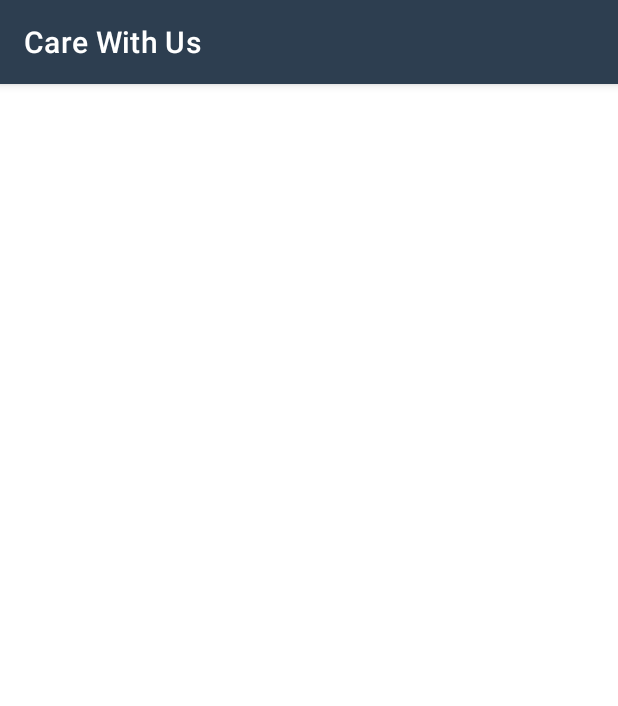
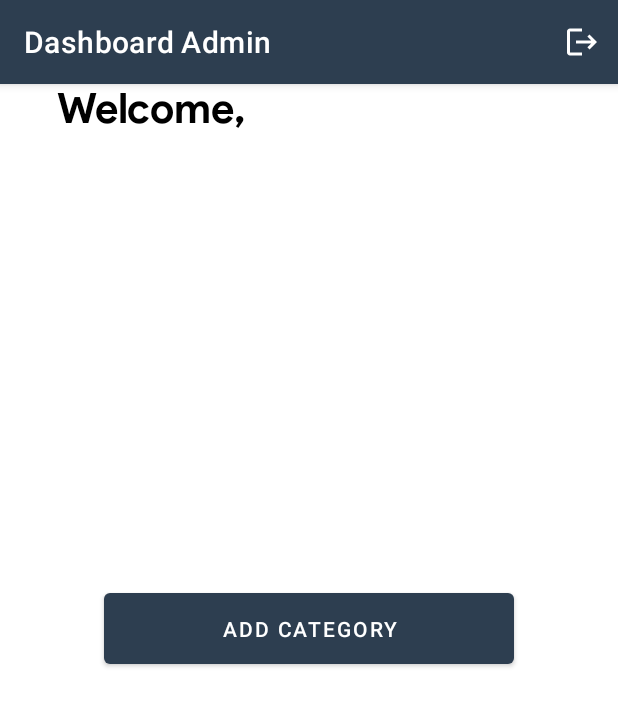
Before and after one commit to edwinmahendra/Care-With-Us, an Android app: the AdminActivity screen opened directly, with no data from a screen before it, on a phone screen of 412 x 824 dp. Shown: the top 706 px of the screen. Run offline under Robolectric (Android 15) with nearby library versions, the phone set to English and light mode, and no system bars; our stand-ins replace Firebase (no records; nobody signed in at launch, a user with empty details on screens opened directly).

Commit message:
add adminactivity

```diff
--- a/app/src/main/java/com/dicoding/picodiploma/carewithus/AdminActivity.kt
+++ b/app/src/main/java/com/dicoding/picodiploma/carewithus/AdminActivity.kt
@@ -1,11 +1,59 @@
 package com.dicoding.picodiploma.carewithus
 
+import android.content.Intent
 import androidx.appcompat.app.AppCompatActivity
 import android.os.Bundle
+import android.view.Menu
+import android.view.MenuItem
+import com.dicoding.picodiploma.carewithus.databinding.ActivityAdminBinding
+import com.dicoding.picodiploma.carewithus.loginactivity.LoginActivity
+import com.google.firebase.auth.FirebaseAuth
 
 class AdminActivity : AppCompatActivity() {
+    private lateinit var binding: ActivityAdminBinding
+    private lateinit var auth: FirebaseAuth
+
     override fun onCreate(savedInstanceState: Bundle?) {
         super.onCreate(savedInstanceState)
-        setContentView(R.layout.activity_admin)
+
+        binding = ActivityAdminBinding.inflate(layoutInflater)
+        setContentView(binding.root)
+
+        supportActionBar?.title = "Dashboard Admin"
+
+        auth = FirebaseAuth.getInstance()
+        checkUser()
+    }
+
+    private fun checkUser() {
+        val firebaseUser = auth.currentUser
+        if(firebaseUser == null) {
+            startActivity(Intent(this@AdminActivity, LoginActivity::class.java))
+            finish()
+        } else {
+            val email = firebaseUser.email
+            binding.emailAdmin.text = email
+
+        }
+    }
+
+    override fun onCreateOptionsMenu(menu: Menu?): Boolean {
+        menuInflater.inflate(R.menu.option_menu, menu)
+        return true
+    }
+
+    override fun onOptionsItemSelected(item: MenuItem): Boolean {
+        return when (item.itemId) {
+            R.id.menu_logout -> {
+                auth.signOut()
+                checkUser()
+
+                true
+            }
+            else -> {
+                super.onOptionsItemSelected(item)
+                true
+            }
+        }
     }
 }
--- a/app/src/main/java/com/dicoding/picodiploma/carewithus/loginactivity/LoginActivity.kt
+++ b/app/src/main/java/com/dicoding/picodiploma/carewithus/loginactivity/LoginActivity.kt
@@ -68,7 +68,8 @@ class LoginActivity : AppCompatActivity() {
                         checkUser()
                     }
                     .addOnFailureListener{e->
-                        Toast.makeText(this,"Login Failed", Toast.LENGTH_SHORT)
+                        Toast.makeText(this,"Login Failed", Toast.LENGTH_SHORT).show()
+                        progressBar(false)
                     }
             }
         }
@@ -88,6 +89,7 @@ class LoginActivity : AppCompatActivity() {
                         finish()
                     }else if (userType =="admin"){
                         startActivity(Intent(this@LoginActivity, AdminActivity::class.java))
+                        finish()
                     }
                 }
 
--- /dev/null
+++ b/app/src/main/res/drawable/ic_baseline_logout_24.xml
@@ -0,0 +1,5 @@
+<vector android:autoMirrored="true" android:height="24dp"
+    android:tint="#FFFFFF" android:viewportHeight="24"
+    android:viewportWidth="24" android:width="24dp" xmlns:android="http://schemas.android.com/apk/res/android">
+    <path android:fillColor="@android:color/white" android:pathData="M17,7l-1.41,1.41L18.17,11H8v2h10.17l-2.58,2.58L17,17l5,-5zM4,5h8V3H4c-1.1,0 -2,0.9 -2,2v14c0,1.1 0.9,2 2,2h8v-2H4V5z"/>
+</vector>
--- a/app/src/main/res/layout/activity_admin.xml
+++ b/app/src/main/res/layout/activity_admin.xml
@@ -6,4 +6,39 @@
     android:layout_height="match_parent"
     tools:context=".AdminActivity">
 
+    <Button
+        android:id="@+id/button_add_category"
+        android:layout_width="273dp"
+        android:layout_height="59dp"
+        android:layout_marginTop="288dp"
+        android:text="@string/add_category"
+        app:layout_constraintBottom_toBottomOf="parent"
+        app:layout_constraintEnd_toEndOf="parent"
+        app:layout_constraintStart_toStartOf="parent"
+        app:layout_constraintTop_toBottomOf="@+id/email_admin"
+        app:layout_constraintVertical_bias="0.045" />
+
+    <TextView
+        android:id="@+id/email_admin"
+        android:layout_width="251dp"
+        android:layout_height="27dp"
+        android:text="email"
+        android:textSize="20sp"
+        app:layout_constraintEnd_toEndOf="parent"
+        app:layout_constraintHorizontal_bias="0.237"
+        app:layout_constraintStart_toStartOf="parent"
+        tools:layout_editor_absoluteY="74dp" />
+
+    <TextView
+        android:id="@+id/welcome_admin"
+        style="@style/Text.Title"
+        android:layout_width="wrap_content"
+        android:layout_height="wrap_content"
+        android:layout_marginTop="32dp"
+        android:text="Welcome,"
+        app:layout_constraintBottom_toTopOf="@+id/email_admin"
+        app:layout_constraintEnd_toEndOf="parent"
+        app:layout_constraintHorizontal_bias="0.133"
+        app:layout_constraintStart_toStartOf="parent"
+        app:layout_constraintTop_toTopOf="parent" />
 </androidx.constraintlayout.widget.ConstraintLayout>
--- /dev/null
+++ b/app/src/main/res/menu/option_menu.xml
@@ -0,0 +1,9 @@
+<?xml version="1.0" encoding="utf-8"?>
+<menu xmlns:android="http://schemas.android.com/apk/res/android"
+    xmlns:app="http://schemas.android.com/apk/res-auto">
+    <item
+        android:id="@+id/menu_logout"
+        android:icon="@drawable/ic_baseline_logout_24"
+        android:title="menu settings"
+        app:showAsAction="always" />
+</menu>
--- a/app/src/main/res/values/strings.xml
+++ b/app/src/main/res/values/strings.xml
@@ -18,4 +18,5 @@
     <string name="already_have_account">Already have account?</string>
     <string name="log_here">Login here</string>
     <string name="logout_btn">Logout</string>
+    <string name="add_category">Add Category</string>
 </resources>
```
